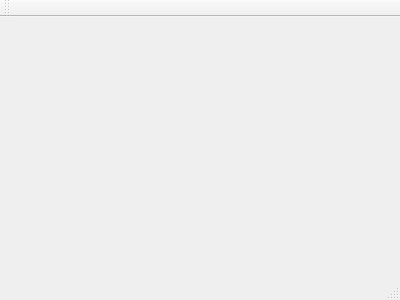
Above: mainwindow.ui from mihutlorenzo/CampionatSportiv before the change. Below: the same form after it.
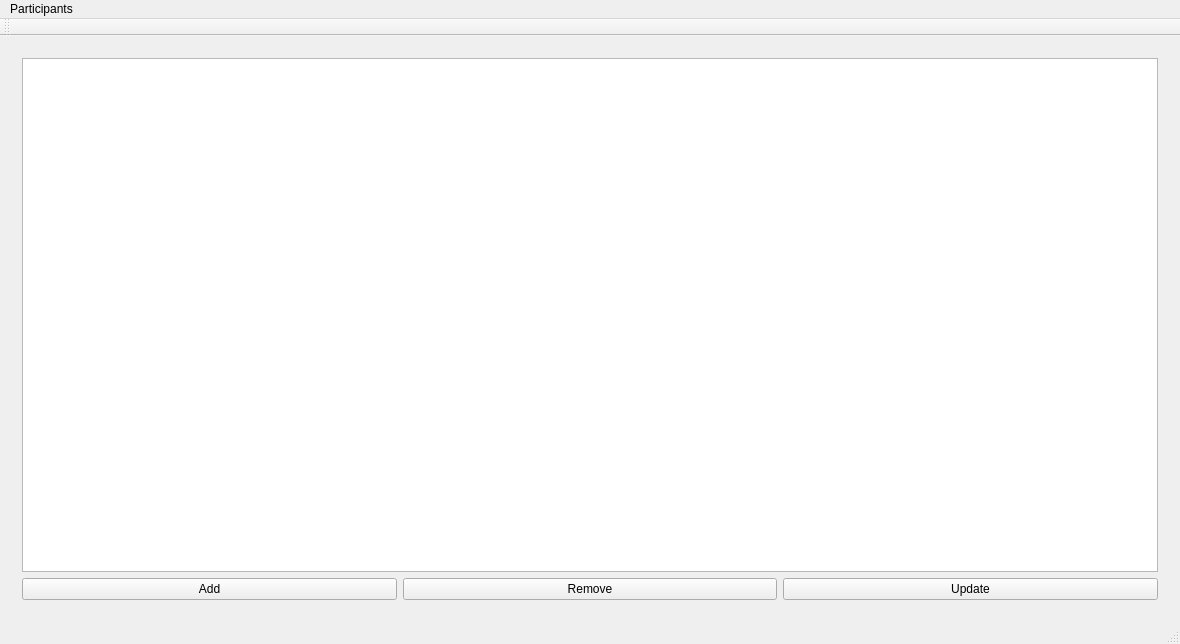
That is the form after the change.

Commit message: Add participant in database with errors

The edit to the form file:
```diff
--- a/mainwindow.ui
+++ b/mainwindow.ui
@@ -1,24 +1,85 @@
 <ui version="4.0">
  <class>MainWindow</class>
- <widget class="QMainWindow" name="MainWindow" >
-  <property name="geometry" >
+ <widget class="QMainWindow" name="MainWindow">
+  <property name="geometry">
    <rect>
     <x>0</x>
     <y>0</y>
-    <width>400</width>
-    <height>300</height>
+    <width>1180</width>
+    <height>644</height>
    </rect>
   </property>
   <property name="windowTitle" >
    <string>MainWindow</string>
   </property>
-  <widget class="QMenuBar" name="menuBar" />
-  <widget class="QToolBar" name="mainToolBar" />
-  <widget class="QWidget" name="centralWidget" />
-  <widget class="QStatusBar" name="statusBar" />
+  <widget class="QWidget" name="centralWidget">
+   <layout class="QVBoxLayout" name="verticalLayout">
+    <item>
+     <widget class="QStackedWidget" name="stackedWidget">
+      <widget class="QWidget" name="page_3">
+       <layout class="QVBoxLayout" name="verticalLayout_2">
+        <item>
+         <widget class="QTableView" name="tableView"/>
+        </item>
+        <item>
+         <layout class="QHBoxLayout" name="horizontalLayout">
+          <item>
+           <widget class="QPushButton" name="addButton">
+            <property name="text">
+             <string>Add</string>
+            </property>
+           </widget>
+          </item>
+          <item>
+           <widget class="QPushButton" name="removeButton">
+            <property name="text">
+             <string>Remove</string>
+            </property>
+           </widget>
+          </item>
+          <item>
+           <widget class="QPushButton" name="updateButton">
+            <property name="text">
+             <string>Update</string>
+            </property>
+           </widget>
+          </item>
+         </layout>
+        </item>
+       </layout>
+      </widget>
+      <widget class="QWidget" name="page_4"/>
+     </widget>
+    </item>
+   </layout>
+  </widget>
+  <widget class="QMenuBar" name="menuBar">
+   <property name="geometry">
+    <rect>
+     <x>0</x>
+     <y>0</y>
+     <width>1180</width>
+     <height>26</height>
+    </rect>
+   </property>
+   <widget class="QMenu" name="menuParticipants">
+    <property name="title">
+     <string>Participants</string>
+    </property>
+   </widget>
+   <addaction name="menuParticipants"/>
+  </widget>
+  <widget class="QToolBar" name="mainToolBar">
+   <attribute name="toolBarArea">
+    <enum>TopToolBarArea</enum>
+   </attribute>
+   <attribute name="toolBarBreak">
+    <bool>false</bool>
+   </attribute>
+  </widget>
+  <widget class="QStatusBar" name="statusBar"/>
  </widget>
- <layoutDefault spacing="6" margin="11" />
- <pixmapfunction></pixmapfunction>
+ <layoutdefault spacing="6" margin="11"/>
  <resources/>
  <connections/>
 </ui>
```
Left out of the diff: 3 changed lines with no effect on the pictures. The commit also changes 10 other files.
